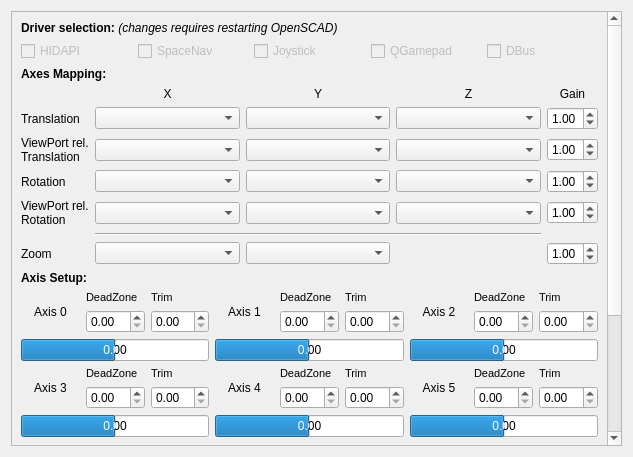
This is src/gui/input/AxisConfigWidget.ui in openscad/openscad as Qt 5 draws it before an edit. The edited form follows.
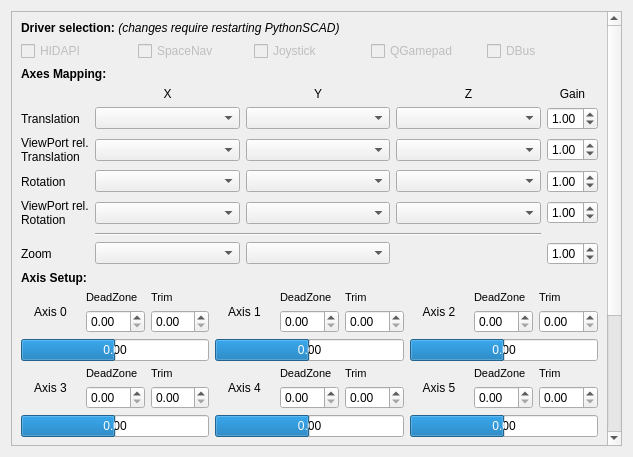
This is the edited form.

Commit message: fix(chore): rebrand remaining OpenSCAD references to PythonSCAD (#676)

What changed in the file:
```diff
--- a/src/gui/input/AxisConfigWidget.ui
+++ b/src/gui/input/AxisConfigWidget.ui
@@ -1047,7 +1047,7 @@
        <item row="0" column="0" colspan="2">
         <widget class="QLabel" name="label">
          <property name="text">
-          <string>&lt;b&gt;Driver selection:&lt;/b&gt; &lt;i&gt;(changes requires restarting OpenSCAD)&lt;/i&gt;</string>
+          <string>&lt;b&gt;Driver selection:&lt;/b&gt; &lt;i&gt;(changes require restarting PythonSCAD)&lt;/i&gt;</string>
          </property>
         </widget>
        </item>
```
The commit also changes 32 other files.
